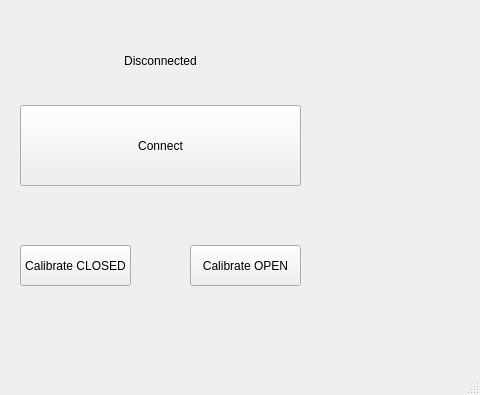
Before: the Qt Designer form MainWindow.ui in Gunbard/YubiYubiCon, drawn with Qt 5; both pictures show x 160 to 640 and y 85 to 480 of the 640 by 480 pixel window.
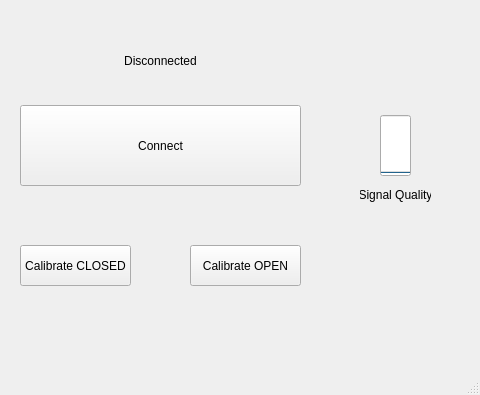
After: the same form once the commit is applied.

Commit message: Detect signal quality

The edit to the form file:
```diff
--- a/MainWindow.ui
+++ b/MainWindow.ui
@@ -69,6 +69,53 @@
      <string>Calibrate OPEN</string>
     </property>
    </widget>
+   <widget class="QProgressBar" name="signalBar">
+    <property name="geometry">
+     <rect>
+      <x>540</x>
+      <y>200</y>
+      <width>31</width>
+      <height>61</height>
+     </rect>
+    </property>
+    <property name="value">
+     <number>0</number>
+    </property>
+    <property name="alignment">
+     <set>Qt::AlignCenter</set>
+    </property>
+    <property name="textVisible">
+     <bool>false</bool>
+    </property>
+    <property name="orientation">
+     <enum>Qt::Vertical</enum>
+    </property>
+    <property name="invertedAppearance">
+     <bool>false</bool>
+    </property>
+    <property name="textDirection">
+     <enum>QProgressBar::BottomToTop</enum>
+    </property>
+    <property name="format">
+     <string/>
+    </property>
+   </widget>
+   <widget class="QLabel" name="label">
+    <property name="geometry">
+     <rect>
+      <x>520</x>
+      <y>270</y>
+      <width>71</width>
+      <height>20</height>
+     </rect>
+    </property>
+    <property name="text">
+     <string>Signal Quality</string>
+    </property>
+    <property name="alignment">
+     <set>Qt::AlignCenter</set>
+    </property>
+   </widget>
   </widget>
   <widget class="QMenuBar" name="menubar">
    <property name="geometry">
```
The commit also changes 2 other files.
